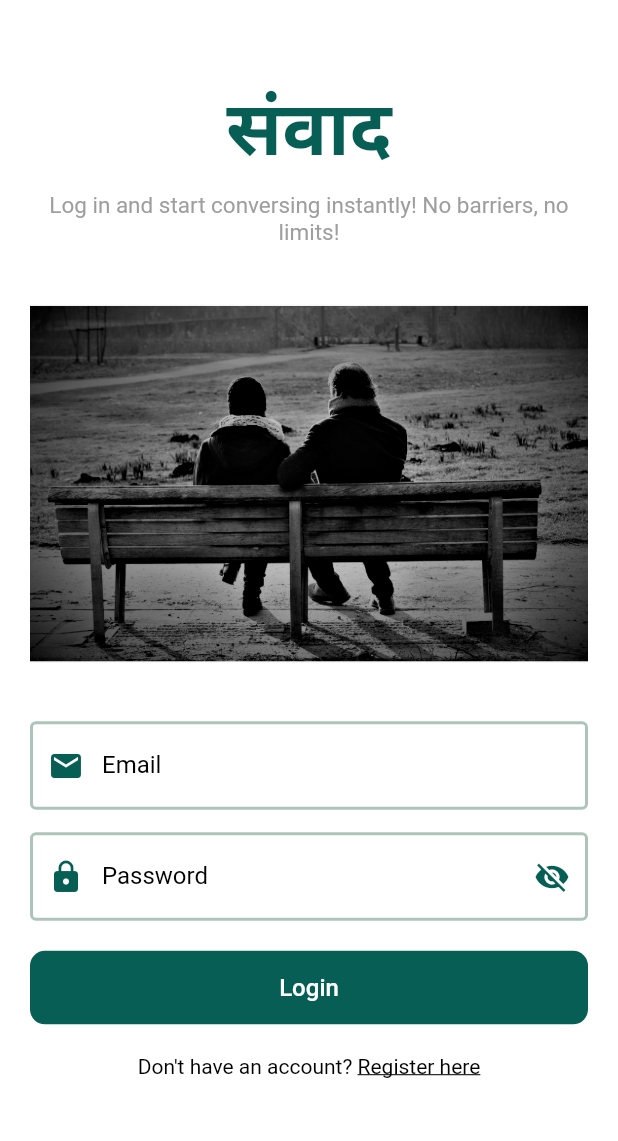
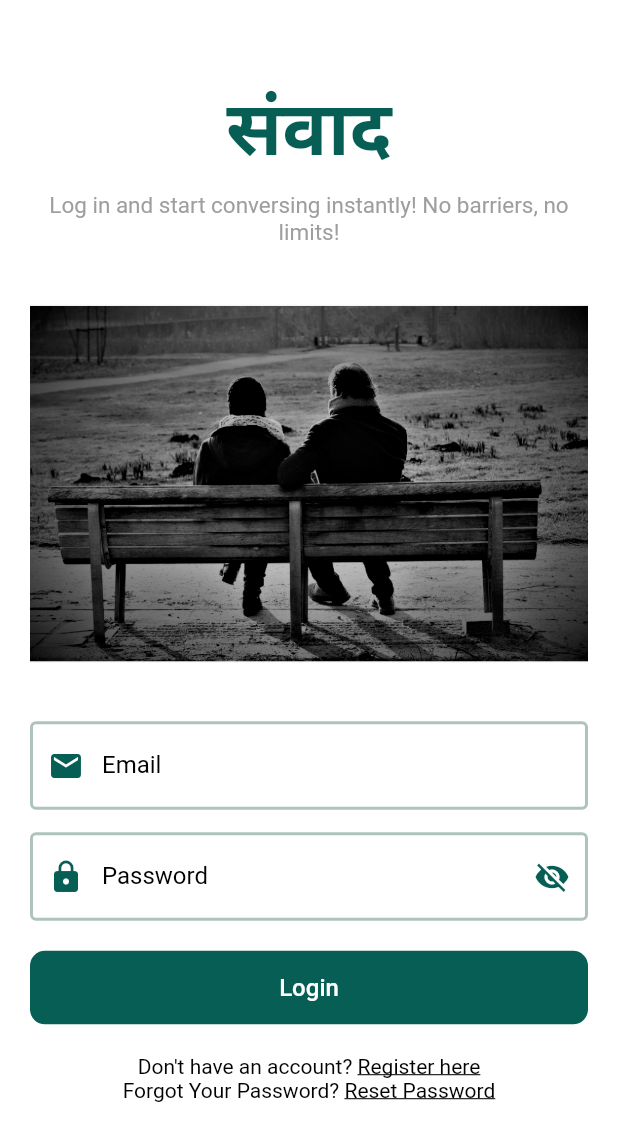
Before and after one commit to abhishakedahal/sambaad, a Flutter app: the screen it shows after launch, on a phone screen of 412 x 824 dp. Shown: the top 1141 px of the screen. Run offline on Flutter 3.47's test engine with Material 2 defaults, Android fonts, the phone set to English and light mode, and no system bars; our stand-ins replace cloud_firestore, firebase_auth, firebase_core, shared_preferences; accounts and stored records are empty.

Commit message:
added forgot password option

```diff
--- a/lib/pages/auth/login_page.dart
+++ b/lib/pages/auth/login_page.dart
@@ -8,6 +8,7 @@ import 'package:sambaad/service/database_service.dart';
 import 'package:sambaad/widgets/widgets.dart';
 import '../../helper/helper_function.dart';
 import '../home_page.dart';
+import 'forgot_password.dart';
 
 class LoginPage extends StatefulWidget {
   const LoginPage({super.key});
@@ -164,6 +165,22 @@ class _LoginPageState extends State<LoginPage> {
                                   }),
                           ],
                         )),
+                        Text.rich(TextSpan(
+                          text: "Forgot Your Password? ",
+                          style: const TextStyle(
+                              color: Colors.black, fontSize: 14),
+                          children: <TextSpan>[
+                            TextSpan(
+                                text: "Reset Password",
+                                style: const TextStyle(
+                                    color: Colors.black,
+                                    decoration: TextDecoration.underline),
+                                recognizer: TapGestureRecognizer()
+                                  ..onTap = () {
+                                    nextScreen(context, ForgotPasswordScreen());
+                                  }),
+                          ],
+                        )),
                       ],
                     )),
               ),
```
